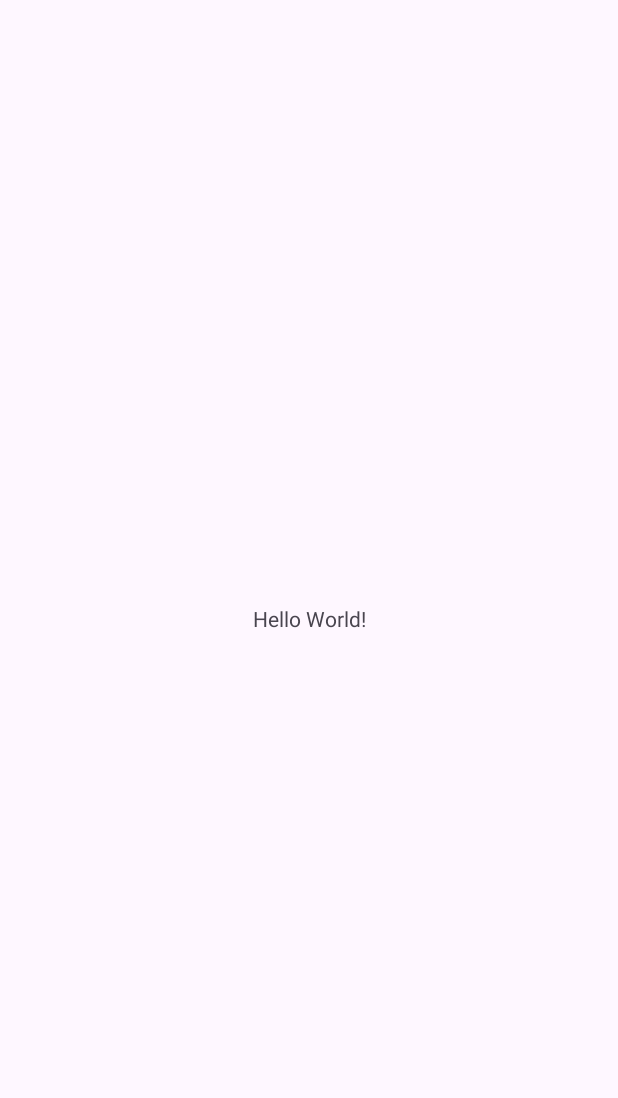
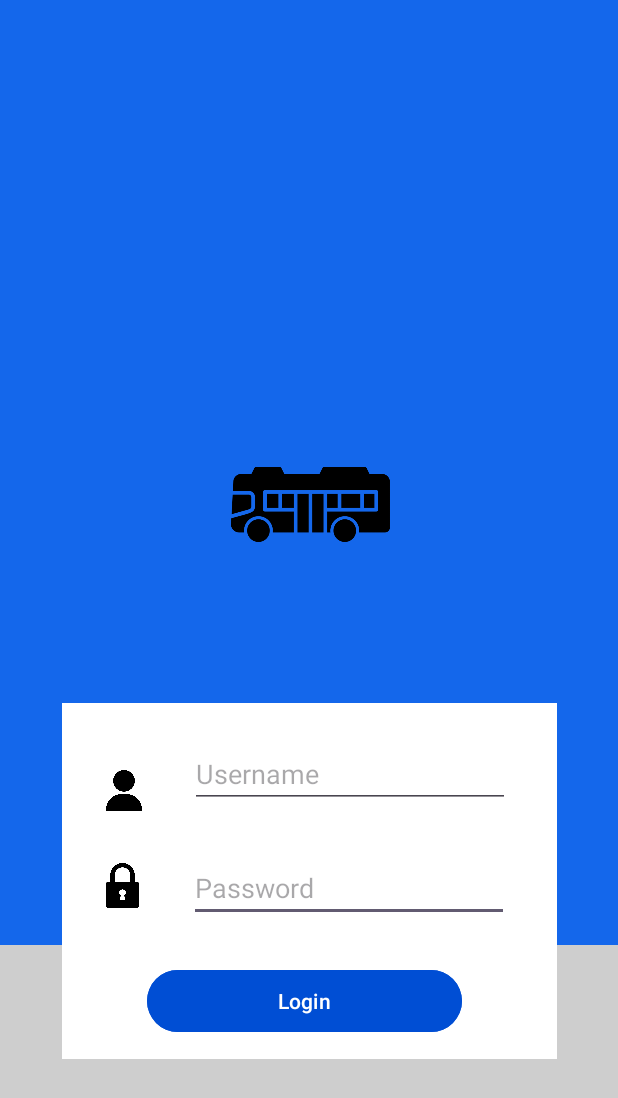
Before and after one commit to YasodhaHeshan/MAD_Project, an Android app: the screen it shows after launch (MainActivity), on a phone screen of 412 x 824 dp. Before the commit the part shown is almost empty. Shown: the top 1098 px of the screen. Run offline under Robolectric (Android 15) with nearby library versions, the phone set to English and light mode, and no system bars.

Commit message:
LoginPage Done

```diff
--- a/app/src/main/res/layout/activity_main.xml
+++ b/app/src/main/res/layout/activity_main.xml
@@ -5,15 +5,115 @@
     android:id="@+id/main"
     android:layout_width="match_parent"
     android:layout_height="match_parent"
+    android:background="#0452DC"
+    android:backgroundTint="#CECECE"
     tools:context=".MainActivity">
 
-    <TextView
-        android:layout_width="wrap_content"
-        android:layout_height="wrap_content"
-        android:text="Hello World!"
+    <androidx.constraintlayout.widget.ConstraintLayout
+        android:id="@+id/frameLayout"
+        android:layout_width="460dp"
+        android:layout_height="630dp"
+        android:background="#1467EB"
+        app:layout_constraintEnd_toEndOf="parent"
+        app:layout_constraintStart_toStartOf="parent"
+        tools:layout_editor_absoluteY="0dp">
+
+        <ImageView
+            android:id="@+id/imageView2"
+            android:layout_width="147dp"
+            android:layout_height="106dp"
+            android:layout_marginStart="97dp"
+            android:layout_marginTop="196dp"
+            android:layout_marginEnd="97dp"
+            android:layout_marginBottom="154dp"
+            app:layout_constraintBottom_toBottomOf="parent"
+            app:layout_constraintEnd_toEndOf="parent"
+            app:layout_constraintHorizontal_bias="0.504"
+            app:layout_constraintStart_toStartOf="parent"
+            app:layout_constraintTop_toTopOf="parent"
+            app:srcCompat="@drawable/bus" />
+
+    </androidx.constraintlayout.widget.ConstraintLayout>
+
+    <androidx.constraintlayout.widget.ConstraintLayout
+        android:id="@+id/frameLayout2"
+        android:layout_width="330dp"
+        android:layout_height="237dp"
+        android:layout_marginTop="350dp"
+        android:background="#03A9F4"
+        android:backgroundTint="#FFFFFF"
         app:layout_constraintBottom_toBottomOf="parent"
         app:layout_constraintEnd_toEndOf="parent"
         app:layout_constraintStart_toStartOf="parent"
-        app:layout_constraintTop_toTopOf="parent" />
+        app:layout_constraintTop_toTopOf="parent">
+
+        <EditText
+            android:id="@+id/editTextTextPassword"
+            android:layout_width="wrap_content"
+            android:layout_height="wrap_content"
+            android:layout_marginStart="2dp"
+            android:layout_marginEnd="7dp"
+            android:layout_marginBottom="28dp"
+            android:ems="10"
+            android:hint="Password"
+            android:inputType="textPassword"
+            app:layout_constraintBottom_toTopOf="@+id/button"
+            app:layout_constraintEnd_toEndOf="parent"
+            app:layout_constraintStart_toEndOf="@+id/imageView4" />
+
+        <EditText
+            android:id="@+id/editTextText"
+            android:layout_width="wrap_content"
+            android:layout_height="wrap_content"
+            android:layout_marginStart="1dp"
+            android:layout_marginTop="29dp"
+            android:layout_marginEnd="6dp"
+            android:layout_marginBottom="35dp"
+            android:ems="10"
+            android:hint="Username"
+            android:inputType="text"
+            app:layout_constraintBottom_toTopOf="@+id/editTextTextPassword"
+            app:layout_constraintEnd_toEndOf="parent"
+            app:layout_constraintStart_toEndOf="@+id/imageView3"
+            app:layout_constraintTop_toTopOf="parent" />
+
+        <ImageView
+            android:id="@+id/imageView3"
+            android:layout_width="32dp"
+            android:layout_height="27dp"
+            android:layout_marginTop="40dp"
+            android:layout_marginEnd="1dp"
+            android:layout_marginBottom="30dp"
+            app:layout_constraintBottom_toTopOf="@+id/imageView4"
+            app:layout_constraintEnd_toStartOf="@+id/editTextText"
+            app:layout_constraintStart_toStartOf="parent"
+            app:layout_constraintTop_toTopOf="parent"
+            app:srcCompat="@drawable/user" />
+
+        <ImageView
+            android:id="@+id/imageView4"
+            android:layout_width="31dp"
+            android:layout_height="30dp"
+            android:layout_marginTop="20dp"
+            android:layout_marginEnd="2dp"
+            app:layout_constraintBottom_toBottomOf="@+id/button"
+            app:layout_constraintEnd_toStartOf="@+id/editTextTextPassword"
+            app:layout_constraintStart_toStartOf="parent"
+            app:layout_constraintTop_toTopOf="parent"
+            app:srcCompat="@drawable/padlock" />
+
+        <Button
+            android:id="@+id/button"
+            android:layout_width="210dp"
+            android:layout_height="49dp"
+            android:layout_marginTop="160dp"
+            android:backgroundTint="#004ED4"
+            android:text="Login"
+            app:layout_constraintBottom_toBottomOf="parent"
+            app:layout_constraintEnd_toEndOf="@+id/editTextTextPassword"
+            app:layout_constraintStart_toStartOf="@+id/imageView4"
+            app:layout_constraintTop_toTopOf="parent" />
+
+    </androidx.constraintlayout.widget.ConstraintLayout>
 
 </androidx.constraintlayout.widget.ConstraintLayout>
```
Also changed, not shown: app/src/main/res/drawable/bus.png (added), app/src/main/res/drawable/padlock.png (added), app/src/main/res/drawable/user.png (added).
